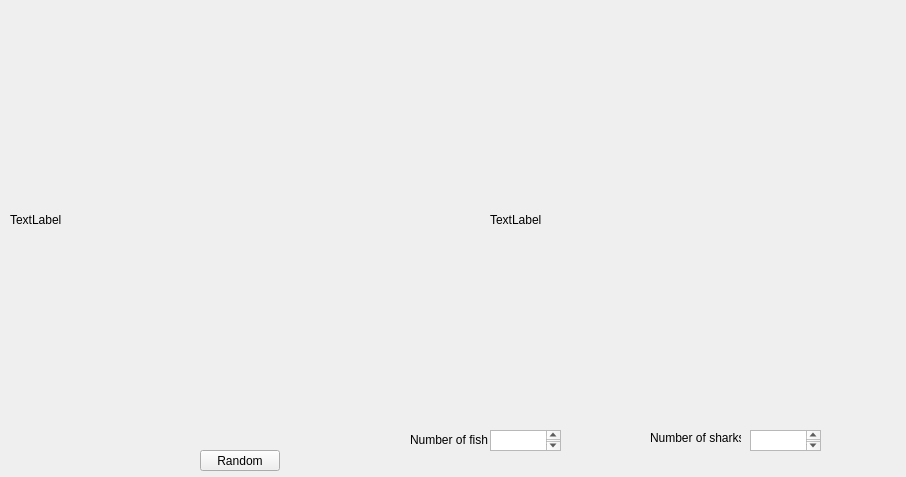
Old version of the form cellular-automatia-OO-master/OPENCVTEST-master/mainwindow.ui in the repository saulgold/cellular-automatia-OO-master.
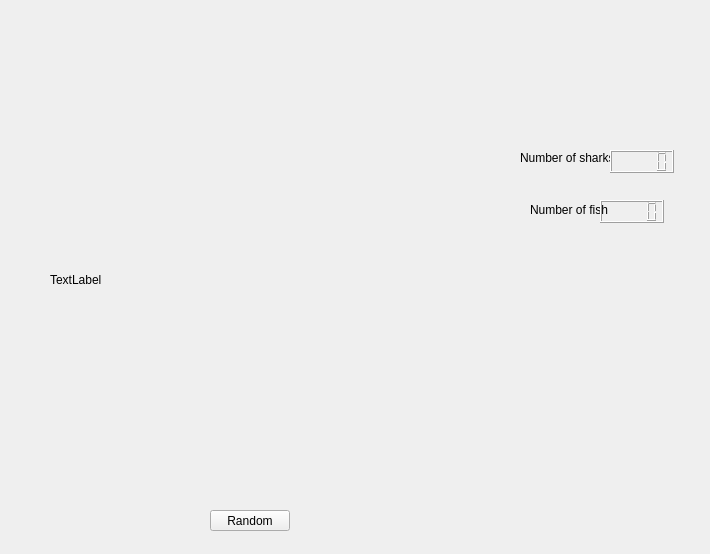
New version of the form.

Commit message:
only prey/predator
deleted all traces of game of life now only prey predator

The edit to the form file:
```diff
--- a/cellular-automatia-OO-master/OPENCVTEST-master/mainwindow.ui
+++ b/cellular-automatia-OO-master/OPENCVTEST-master/mainwindow.ui
@@ -6,8 +6,8 @@
    <rect>
     <x>0</x>
     <y>0</y>
-    <width>906</width>
-    <height>477</height>
+    <width>710</width>
+    <height>554</height>
    </rect>
   </property>
   <property name="windowTitle">
@@ -20,8 +20,8 @@
    <widget class="QPushButton" name="pushButton">
     <property name="geometry">
      <rect>
-      <x>200</x>
-      <y>450</y>
+      <x>210</x>
+      <y>510</y>
       <width>80</width>
       <height>21</height>
      </rect>
@@ -30,28 +30,18 @@
      <string>Random</string>
     </property>
    </widget>
-   <widget class="QLabel" name="label">
-    <property name="geometry">
-     <rect>
-      <x>10</x>
-      <y>20</y>
-      <width>400</width>
-      <height>400</height>
-     </rect>
-    </property>
-    <property name="text">
-     <string>TextLabel</string>
-    </property>
-   </widget>
    <widget class="QLabel" name="label_2">
     <property name="geometry">
      <rect>
-      <x>490</x>
-      <y>20</y>
+      <x>50</x>
+      <y>80</y>
       <width>400</width>
       <height>400</height>
      </rect>
     </property>
+    <property name="autoFillBackground">
+     <bool>true</bool>
+    </property>
     <property name="text">
      <string>TextLabel</string>
     </property>
@@ -59,8 +49,8 @@
    <widget class="QLabel" name="label_3">
     <property name="geometry">
      <rect>
-      <x>410</x>
-      <y>430</y>
+      <x>530</x>
+      <y>200</y>
       <width>91</width>
       <height>20</height>
      </rect>
@@ -72,8 +62,8 @@
    <widget class="QLabel" name="label_4">
     <property name="geometry">
      <rect>
-      <x>650</x>
-      <y>430</y>
+      <x>520</x>
+      <y>150</y>
       <width>91</width>
       <height>16</height>
      </rect>
@@ -82,33 +72,29 @@
      <string>Number of sharks</string>
     </property>
    </widget>
-   <widget class="QTextEdit" name="textEdit">
+   <widget class="QLCDNumber" name="lcdNumber">
     <property name="geometry">
      <rect>
-      <x>490</x>
-      <y>430</y>
-      <width>71</width>
-      <height>21</height>
+      <x>600</x>
+      <y>200</y>
+      <width>64</width>
+      <height>23</height>
      </rect>
     </property>
+    <property name="autoFillBackground">
+     <bool>false</bool>
+    </property>
    </widget>
-   <widget class="QTextEdit" name="textEdit_2">
+   <widget class="QLCDNumber" name="lcdNumber_2">
     <property name="geometry">
      <rect>
-      <x>750</x>
-      <y>430</y>
-      <width>71</width>
-      <height>21</height>
+      <x>610</x>
+      <y>150</y>
+      <width>64</width>
+      <height>23</height>
      </rect>
     </property>
    </widget>
-   <zorder>label</zorder>
-   <zorder>pushButton</zorder>
-   <zorder>label_2</zorder>
-   <zorder>label_3</zorder>
-   <zorder>label_4</zorder>
-   <zorder>textEdit</zorder>
-   <zorder>textEdit_2</zorder>
   </widget>
  </widget>
  <layoutdefault spacing="6" margin="11"/>
```
The commit also changes 2 other files.
